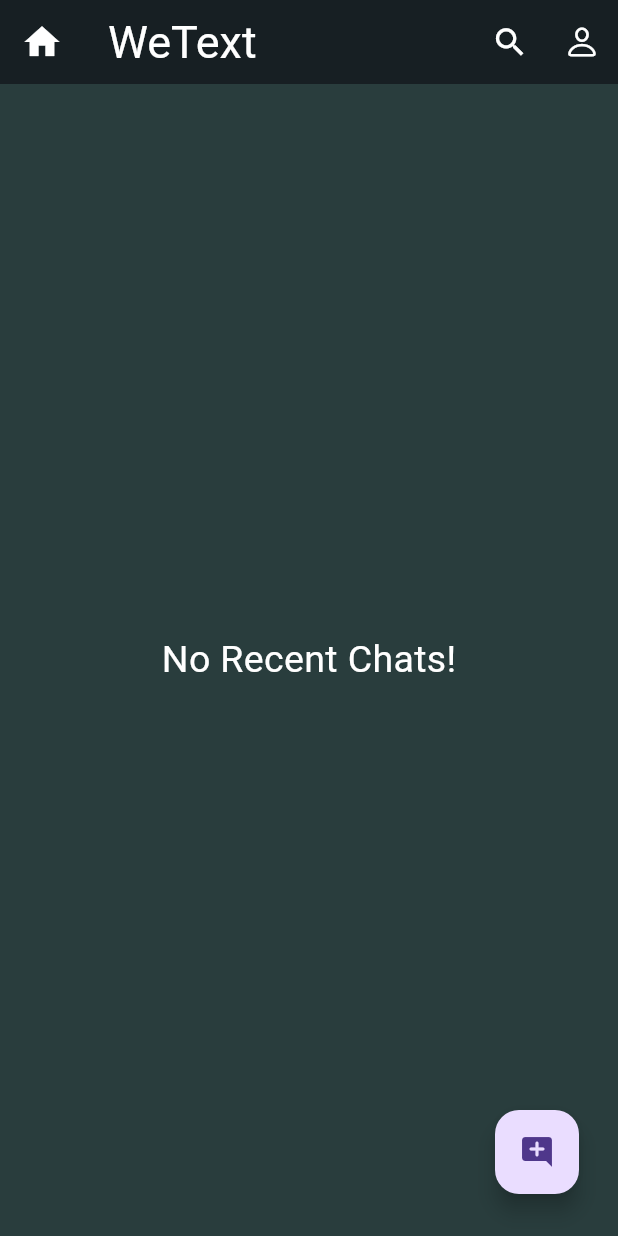
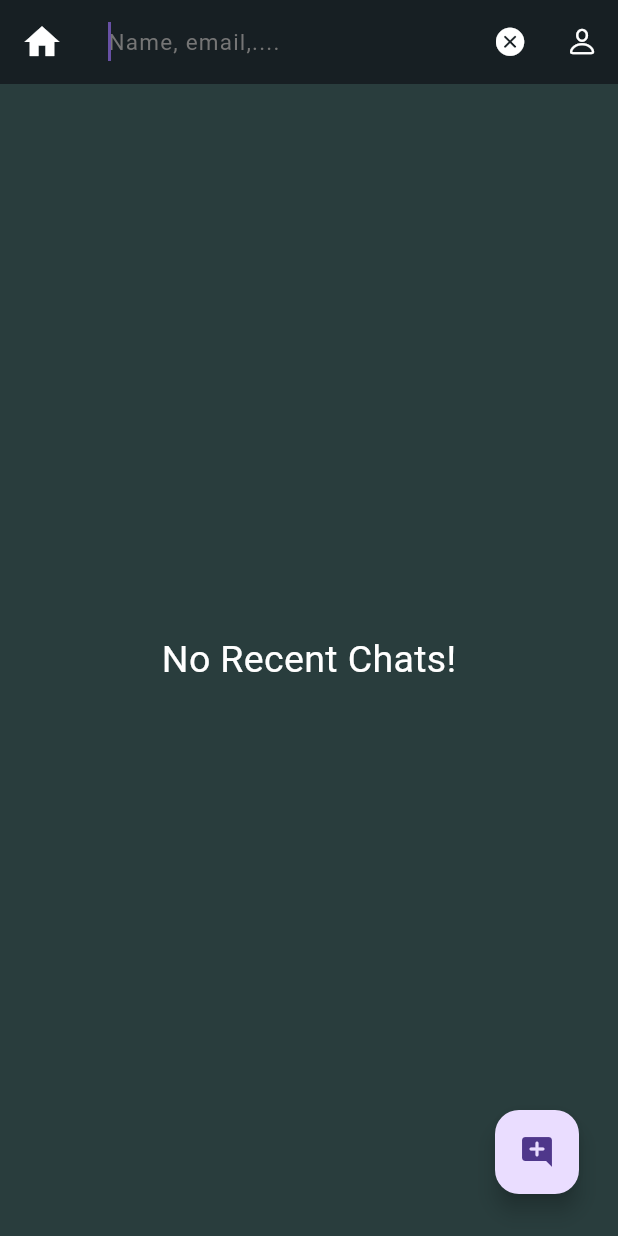
Before and after one commit to ryder2003/we_text, a Flutter app: the HomeScreen screen opened directly, after a tap on the "search" icon, on a phone screen of 412 x 824 dp. Run offline on Flutter 3.47's test engine with Material 3 defaults, Android fonts, the phone set to English and light mode, and no system bars; our stand-ins replace cached_network_image, cloud_firestore, firebase_auth, firebase_core, google_sign_in; accounts and stored records are empty; project files that could hold a hidden picture were left out.

Commit message:
Implemented search functionality

```diff
--- a/lib/main.dart
+++ b/lib/main.dart
@@ -35,7 +35,8 @@
       debugShowCheckedModeBanner: false,
       theme: ThemeData(
         appBarTheme: AppBarTheme(
-            centerTitle: true,
+            centerTitle: false,
+            iconTheme: IconThemeData(color: Colors.white),
             elevation: 1,
             backgroundColor: Colors.black54,
             titleTextStyle: TextStyle(
--- a/lib/screens/home_screen.dart
+++ b/lib/screens/home_screen.dart
@@ -26,7 +26,13 @@
 }
 
 class MyHomeScreenState extends State<HomeScreen> {
-  List<ChatUser> list = [];
+  //for storing all users
+  List<ChatUser> _list = [];
+  //for storing search items
+  final List<ChatUser> _searchList = [];
+  //for storing search status
+  bool _isSearching = false;
+
   @override
   void initState() {
     super.initState();
@@ -44,19 +50,49 @@
       backgroundColor: hexToColor('#293d3d'),
       appBar: AppBar(
         centerTitle: false,
-        title: Text('WeText'),
+        title: _isSearching ? TextField(
+          style: TextStyle(color: Colors.white,fontSize: 17,letterSpacing: 0.8),
+          decoration: InputDecoration(
+            border: InputBorder.none,
+            hintText: ("Name, email,...."),
+            hintStyle: TextStyle(color: Colors.grey.shade600,fontSize: 15),
+            hintMaxLines: 1
+          ),
+          autofocus: true,
+
+          onChanged: (val){
+            //search Logic part
+            _searchList.clear();
+            for(var i in _list){
+              if(i.name.toLowerCase().contains(val.toLowerCase()) ||
+                  i.email.toLowerCase().contains(val.toLowerCase())){
+                _searchList.add(i);
+              }
+            }
+
+            setState(() {
+              _searchList;
+            });
+          },
+
+        ) : Text('WeText'),
         leading: Icon(Icons.home, size: 28, color: Colors.white),
         actions: [
           IconButton(
-            onPressed: () {},
-            icon: Icon(Icons.search, size: 25),
+            onPressed: () {
+              setState(() {
+                _isSearching = !_isSearching;
+              });
+            },
+            icon: Icon(_isSearching ? CupertinoIcons.clear_circled_solid : Icons.search, size: 22),
             color: Colors.white,
           ),
+
           IconButton(
             onPressed: () {
               Navigator.push(context, MaterialPageRoute(builder: (_)=>ProfileScreen(user: APIs.me,)));
             },
-            icon: Icon(CupertinoIcons.person, size: 25),
+            icon: Icon(CupertinoIcons.person, size: 22),
             color: Colors.white,
           ),
         ],
@@ -93,15 +129,15 @@
               //   print("\nData: ${i.data()}");
               // }
 
-              list = data?.map((e)=>ChatUser.fromJson(e.data())).toList() ?? [];
+              _list = data?.map((e)=>ChatUser.fromJson(e.data())).toList() ?? [];
 
-              if(list.isNotEmpty){
+              if(_list.isNotEmpty){
                 return ListView.builder(
                   padding: EdgeInsets.only(top: 4, bottom: 50),
-                  itemCount: list.length,
+                  itemCount: _isSearching ? _searchList.length : _list.length,
                   physics: BouncingScrollPhysics(),
                   itemBuilder: (context, index) {
-                    return ChatUserCard(user__: list[index],);
+                    return ChatUserCard(user__: _isSearching ? _searchList[index] : _list[index],);
                   },
                 );
               }
```
